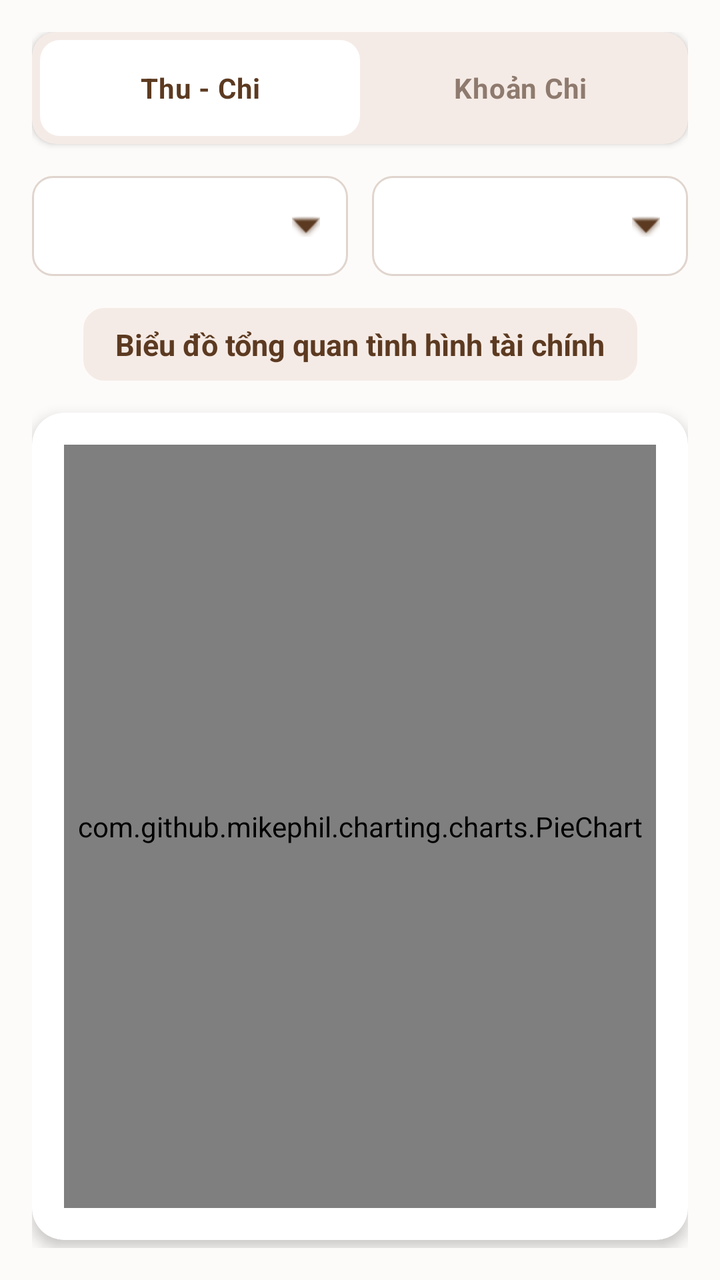
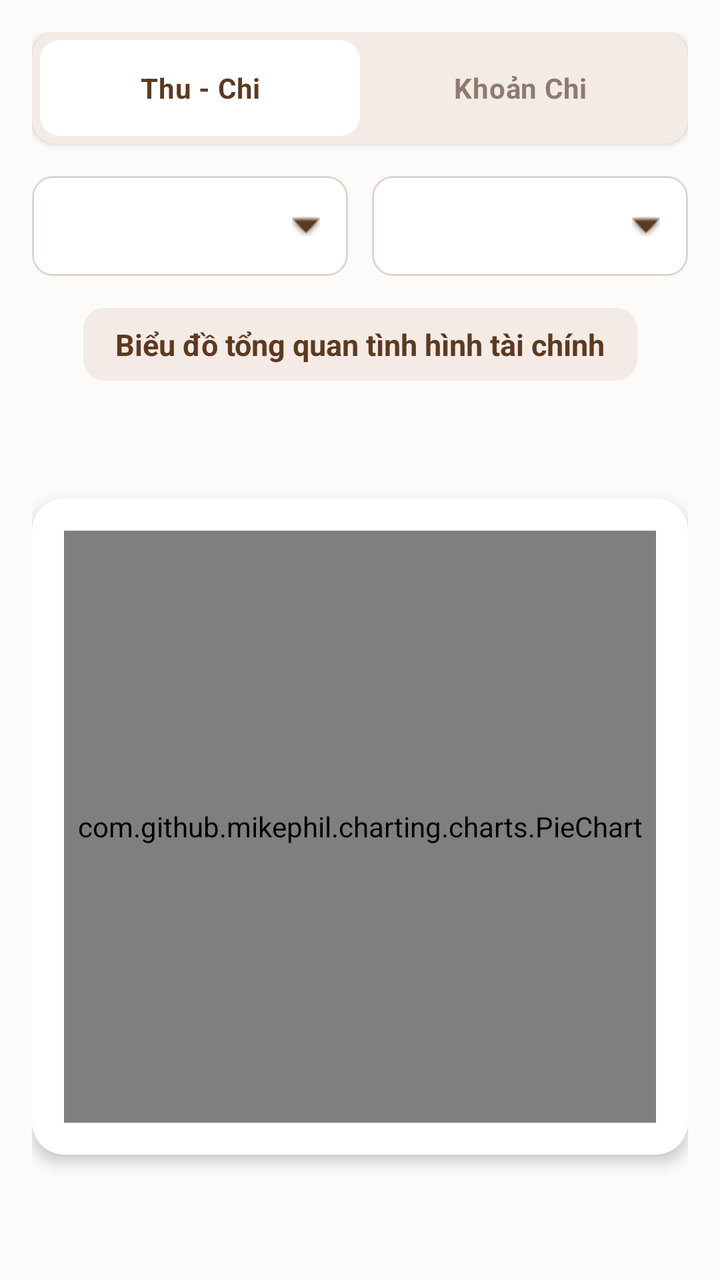

Two renders of the same Android screen: before a commit and after it. Below are the layout's source before the change and the commit's diff.
<!-- AndroidManifest.xml: application theme Theme.MyWallet -->
<!-- res/layout/fragment_chart.xml -->
<?xml version="1.0" encoding="utf-8"?>
<androidx.constraintlayout.widget.ConstraintLayout
    xmlns:android="http://schemas.android.com/apk/res/android"
    xmlns:app="http://schemas.android.com/apk/res-auto"
    xmlns:tools="http://schemas.android.com/tools"
    android:layout_width="match_parent"
    android:layout_height="match_parent"
    android:background="#FDFBF9"
    android:padding="16dp">

    <androidx.cardview.widget.CardView
        android:id="@+id/cardRadioGroup"
        android:layout_width="0dp"
        android:layout_height="wrap_content"
        app:cardCornerRadius="12dp"
        app:cardElevation="2dp"
        app:cardBackgroundColor="#F5EBE6"
        app:layout_constraintTop_toTopOf="parent"
        app:layout_constraintStart_toStartOf="parent"
        app:layout_constraintEnd_toEndOf="parent">

        <RadioGroup
            android:id="@+id/radioGroupChart"
            android:layout_width="match_parent"
            android:layout_height="56dp"
            android:orientation="horizontal"
            android:weightSum="2"
            android:padding="4dp"
            tools:ignore="TouchTargetSizeCheck">

            <RadioButton
                android:id="@+id/radInoutOverview"
                android:layout_width="0dp"
                android:layout_height="match_parent"
                android:layout_weight="1"
                android:button="@null"
                android:background="@drawable/selector_chart_tab"
                android:gravity="center"
                android:text="Thu - Chi"
                android:textColor="@drawable/selector_chart_text"
                android:textSize="14sp"
                android:textStyle="bold"
                android:checked="true"
                android:elevation="0dp"/>

            <RadioButton
                android:id="@+id/radExpenseDetail"
                android:layout_width="0dp"
                android:layout_height="match_parent"
                android:layout_weight="1"
                android:button="@null"
                android:background="@drawable/selector_chart_tab"
                android:gravity="center"
                android:text="Khoản Chi"
                android:textColor="@drawable/selector_chart_text"
                android:textSize="14sp"
                android:textStyle="bold"/>
        </RadioGroup>
    </androidx.cardview.widget.CardView>

    <LinearLayout
        android:id="@+id/layoutFilter"
        android:layout_width="0dp"
        android:layout_height="wrap_content"
        android:orientation="horizontal"
        android:weightSum="2"
        android:layout_marginTop="16dp"
        app:layout_constraintTop_toBottomOf="@id/cardRadioGroup"
        app:layout_constraintStart_toStartOf="parent"
        app:layout_constraintEnd_toEndOf="parent">

        <FrameLayout
            android:layout_width="0dp"
            android:layout_height="50dp"
            android:layout_weight="1"
            android:layout_marginEnd="6dp"
            android:background="@drawable/bg_spinner_card">
            <Spinner
                android:id="@+id/spinnerMonth"
                android:layout_width="match_parent"
                android:layout_height="match_parent"
                android:paddingStart="12dp"
                android:paddingEnd="32dp"
                android:spinnerMode="dropdown"
                android:background="@null"/>
            <ImageView
                android:layout_width="14dp"
                android:layout_height="14dp"
                android:layout_gravity="end|center_vertical"
                android:layout_marginEnd="14dp"
                android:src="@android:drawable/arrow_down_float"
                app:tint="#5C3A21"
                tools:ignore="ContentDescription" />
        </FrameLayout>

        <FrameLayout
            android:layout_width="0dp"
            android:layout_height="50dp"
            android:layout_weight="1"
            android:layout_marginStart="6dp"
            android:background="@drawable/bg_spinner_card">
            <Spinner
                android:id="@+id/spinnerYear"
                android:layout_width="match_parent"
                android:layout_height="match_parent"
                android:paddingStart="12dp"
                android:paddingEnd="32dp"
                android:spinnerMode="dropdown"
                android:background="@null"/>
            <ImageView
                android:layout_width="14dp"
                android:layout_height="14dp"
                android:layout_gravity="end|center_vertical"
                android:layout_marginEnd="14dp"
                android:src="@android:drawable/arrow_down_float"
                app:tint="#5C3A21"
                tools:ignore="ContentDescription" />
        </FrameLayout>
    </LinearLayout>

    <TextView
        android:id="@+id/txtChartTitle"
        android:layout_width="wrap_content"
        android:layout_height="wrap_content"
        android:text="Biểu đồ tổng quan tình hình tài chính"
        android:textColor="#5C3A21"
        android:textSize="15sp"
        android:textStyle="bold"
        android:gravity="center"
        android:background="@drawable/bg_spinner_card"
        android:backgroundTint="#F5EBE6"
        android:paddingHorizontal="16dp"
        android:paddingVertical="8dp"
        android:layout_marginTop="16dp"
        app:layout_constraintTop_toBottomOf="@id/layoutFilter"
        app:layout_constraintStart_toStartOf="parent"
        app:layout_constraintEnd_toEndOf="parent"/>

    <androidx.cardview.widget.CardView
        android:id="@+id/cardPieChart"
        android:layout_width="0dp"
        android:layout_height="0dp"
        app:cardCornerRadius="16dp"
        app:cardElevation="4dp"
        app:cardBackgroundColor="#FFFFFF"
        android:layout_marginTop="16dp"
        android:layout_marginBottom="4dp"
        app:layout_constraintTop_toBottomOf="@id/txtChartTitle"
        app:layout_constraintBottom_toBottomOf="parent"
        app:layout_constraintStart_toStartOf="parent"
        app:layout_constraintEnd_toEndOf="parent">

        <com.github.mikephil.charting.charts.PieChart
            android:id="@+id/pieChart"
            android:layout_width="match_parent"
            android:layout_height="match_parent"
            android:layout_margin="16dp"/>
    </androidx.cardview.widget.CardView>

</androidx.constraintlayout.widget.ConstraintLayout>
<!-- resources referenced by this layout -->
<resources>
  <!-- drawable bg_spinner_card (drawable) -->
  <?xml version="1.0" encoding="utf-8"?>
  <shape xmlns:android="http://schemas.android.com/apk/res/android">
      <solid android:color="#FFFFFF"/>
      <stroke android:width="1dp" android:color="#E0D5CE"/>
      <corners android:radius="10dp"/>
  </shape>
  <!-- drawable selector_chart_tab (drawable) -->
  <?xml version="1.0" encoding="utf-8"?>
  <selector xmlns:android="http://schemas.android.com/apk/res/android">
      <item android:state_checked="true">
          <shape>
              <solid android:color="#FFFFFF"/>
              <corners android:radius="10dp"/>
          </shape>
      </item>
      <item>
          <shape>
              <solid android:color="@android:color/transparent"/>
          </shape>
      </item>
  </selector>
  <!-- drawable selector_chart_text (drawable) -->
  <?xml version="1.0" encoding="utf-8"?>
  <selector xmlns:android="http://schemas.android.com/apk/res/android">
      <item android:state_checked="true" android:color="#5C3A21"/>
      <item android:color="#8E7A6E"/>
  </selector>
  <style name="Theme.MyWallet" parent="Base.Theme.MyWallet" />
  <style name="Base.Theme.MyWallet" parent="Theme.Material3.DayNight.NoActionBar">
          
          
      </style>
</resources>

<!-- the commit's change to res/layout/fragment_chart.xml (unified diff, before → after) -->
@@ -1,31 +1,31 @@
 <?xml version="1.0" encoding="utf-8"?>
-<androidx.constraintlayout.widget.ConstraintLayout
-    xmlns:android="http://schemas.android.com/apk/res/android"
+<androidx.constraintlayout.widget.ConstraintLayout xmlns:android="http://schemas.android.com/apk/res/android"
     xmlns:app="http://schemas.android.com/apk/res-auto"
     xmlns:tools="http://schemas.android.com/tools"
     android:layout_width="match_parent"
     android:layout_height="match_parent"
     android:background="#FDFBF9"
+    android:fitsSystemWindows="true"
     android:padding="16dp">
 
     <androidx.cardview.widget.CardView
         android:id="@+id/cardRadioGroup"
         android:layout_width="0dp"
         android:layout_height="wrap_content"
+        app:cardBackgroundColor="#F5EBE6"
         app:cardCornerRadius="12dp"
         app:cardElevation="2dp"
-        app:cardBackgroundColor="#F5EBE6"
-        app:layout_constraintTop_toTopOf="parent"
+        app:layout_constraintEnd_toEndOf="parent"
         app:layout_constraintStart_toStartOf="parent"
-        app:layout_constraintEnd_toEndOf="parent">
+        app:layout_constraintTop_toTopOf="parent">
 
         <RadioGroup
             android:id="@+id/radioGroupChart"
             android:layout_width="match_parent"
             android:layout_height="56dp"
             android:orientation="horizontal"
+            android:padding="4dp"
             android:weightSum="2"
-            android:padding="4dp"
             tools:ignore="TouchTargetSizeCheck">
 
             <RadioButton
@@ -33,28 +33,28 @@
                 android:layout_width="0dp"
                 android:layout_height="match_parent"
                 android:layout_weight="1"
+                android:background="@drawable/selector_chart_tab"
                 android:button="@null"
-                android:background="@drawable/selector_chart_tab"
+                android:checked="true"
+                android:elevation="0dp"
                 android:gravity="center"
                 android:text="Thu - Chi"
                 android:textColor="@drawable/selector_chart_text"
                 android:textSize="14sp"
-                android:textStyle="bold"
-                android:checked="true"
-                android:elevation="0dp"/>
+                android:textStyle="bold" />
 
             <RadioButton
                 android:id="@+id/radExpenseDetail"
                 android:layout_width="0dp"
                 android:layout_height="match_parent"
                 android:layout_weight="1"
+                android:background="@drawable/selector_chart_tab"
                 android:button="@null"
-                android:background="@drawable/selector_chart_tab"
                 android:gravity="center"
                 android:text="Khoản Chi"
                 android:textColor="@drawable/selector_chart_text"
                 android:textSize="14sp"
-                android:textStyle="bold"/>
+                android:textStyle="bold" />
         </RadioGroup>
     </androidx.cardview.widget.CardView>
 
@@ -62,27 +62,29 @@
         android:id="@+id/layoutFilter"
         android:layout_width="0dp"
         android:layout_height="wrap_content"
+        android:layout_marginTop="16dp"
         android:orientation="horizontal"
         android:weightSum="2"
-        android:layout_marginTop="16dp"
-        app:layout_constraintTop_toBottomOf="@id/cardRadioGroup"
+        app:layout_constraintEnd_toEndOf="parent"
         app:layout_constraintStart_toStartOf="parent"
-        app:layout_constraintEnd_toEndOf="parent">
+        app:layout_constraintTop_toBottomOf="@id/cardRadioGroup">
 
         <FrameLayout
             android:layout_width="0dp"
             android:layout_height="50dp"
+            android:layout_marginEnd="6dp"
             android:layout_weight="1"
-            android:layout_marginEnd="6dp"
             android:background="@drawable/bg_spinner_card">
+
             <Spinner
                 android:id="@+id/spinnerMonth"
                 android:layout_width="match_parent"
                 android:layout_height="match_parent"
+                android:background="@null"
                 android:paddingStart="12dp"
                 android:paddingEnd="32dp"
-                android:spinnerMode="dropdown"
-                android:background="@null"/>
+                android:spinnerMode="dropdown" />
+
             <ImageView
                 android:layout_width="14dp"
                 android:layout_height="14dp"
@@ -96,17 +98,19 @@
         <FrameLayout
             android:layout_width="0dp"
             android:layout_height="50dp"
+            android:layout_marginStart="6dp"
             android:layout_weight="1"
-            android:layout_marginStart="6dp"
             android:background="@drawable/bg_spinner_card">
+
             <Spinner
                 android:id="@+id/spinnerYear"
                 android:layout_width="match_parent"
                 android:layout_height="match_parent"
+                android:background="@null"
                 android:paddingStart="12dp"
                 android:paddingEnd="32dp"
-                android:spinnerMode="dropdown"
-                android:background="@null"/>
+                android:spinnerMode="dropdown" />
+
             <ImageView
                 android:layout_width="14dp"
                 android:layout_height="14dp"
@@ -122,39 +126,40 @@
         android:id="@+id/txtChartTitle"
         android:layout_width="wrap_content"
         android:layout_height="wrap_content"
+        android:layout_marginTop="16dp"
+        android:background="@drawable/bg_spinner_card"
+        android:backgroundTint="#F5EBE6"
+        android:gravity="center"
+        android:paddingHorizontal="16dp"
+        android:paddingVertical="8dp"
         android:text="Biểu đồ tổng quan tình hình tài chính"
         android:textColor="#5C3A21"
         android:textSize="15sp"
         android:textStyle="bold"
-        android:gravity="center"
-        android:background="@drawable/bg_spinner_card"
-        android:backgroundTint="#F5EBE6"
-        android:paddingHorizontal="16dp"
-        android:paddingVertical="8dp"
-        android:layout_marginTop="16dp"
-        app:layout_constraintTop_toBottomOf="@id/layoutFilter"
+        app:layout_constraintEnd_toEndOf="parent"
         app:layout_constraintStart_toStartOf="parent"
-        app:layout_constraintEnd_toEndOf="parent"/>
+        app:layout_constraintTop_toBottomOf="@id/layoutFilter" />
 
     <androidx.cardview.widget.CardView
         android:id="@+id/cardPieChart"
         android:layout_width="0dp"
         android:layout_height="0dp"
+        android:layout_marginTop="16dp"
+        android:layout_marginBottom="4dp"
+        app:cardBackgroundColor="#FFFFFF"
         app:cardCornerRadius="16dp"
         app:cardElevation="4dp"
-        app:cardBackgroundColor="#FFFFFF"
-        android:layout_marginTop="16dp"
-        android:layout_marginBottom="4dp"
-        app:layout_constraintTop_toBottomOf="@id/txtChartTitle"
         app:layout_constraintBottom_toBottomOf="parent"
+        app:layout_constraintDimensionRatio="1:1"
+        app:layout_constraintEnd_toEndOf="parent"
         app:layout_constraintStart_toStartOf="parent"
-        app:layout_constraintEnd_toEndOf="parent">
+        app:layout_constraintTop_toBottomOf="@id/txtChartTitle">
 
         <com.github.mikephil.charting.charts.PieChart
             android:id="@+id/pieChart"
             android:layout_width="match_parent"
             android:layout_height="match_parent"
-            android:layout_margin="16dp"/>
+            android:layout_margin="16dp" />
     </androidx.cardview.widget.CardView>
 
 </androidx.constraintlayout.widget.ConstraintLayout>
